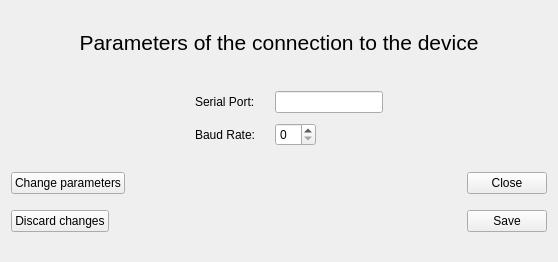
This is src/gui_pkg/include/gui_pkg/connection_setting.ui in cristianbass01/GUI_robotic_exoskeleton as Qt 5 draws it before an edit. The edited form follows.
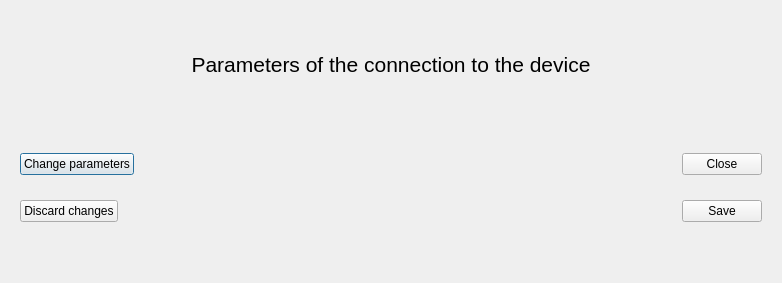
This is the edited form.

Patch:
```diff
--- a/src/gui_pkg/include/gui_pkg/connection_setting.ui
+++ b/src/gui_pkg/include/gui_pkg/connection_setting.ui
@@ -1,13 +1,13 @@
 <?xml version="1.0" encoding="UTF-8"?>
 <ui version="4.0">
- <class>connectionSetting</class>
- <widget class="QWidget" name="connectionSetting">
+ <class>ConnectionSetting</class>
+ <widget class="QDialog" name="ConnectionSetting">
   <property name="geometry">
    <rect>
     <x>0</x>
     <y>0</y>
-    <width>558</width>
-    <height>262</height>
+    <width>782</width>
+    <height>283</height>
    </rect>
   </property>
   <property name="windowTitle">
@@ -79,43 +79,10 @@
      <property name="bottomMargin">
       <number>10</number>
      </property>
-     <item row="0" column="0">
-      <widget class="QLabel" name="paramLabel">
-       <property name="text">
-        <string>Serial Port:</string>
-       </property>
-      </widget>
-     </item>
-     <item row="0" column="1">
-      <widget class="QLineEdit" name="portLineEdit">
-       <property name="sizePolicy">
-        <sizepolicy hsizetype="Fixed" vsizetype="Fixed">
-         <horstretch>0</horstretch>
-         <verstretch>0</verstretch>
-        </sizepolicy>
-       </property>
-      </widget>
-     </item>
-     <item row="1" column="0">
-      <widget class="QLabel" name="paramLabel_2">
-       <property name="text">
-        <string>Baud Rate:</string>
-       </property>
-      </widget>
-     </item>
-     <item row="1" column="1">
-      <widget class="QSpinBox" name="baudSpinBox">
-       <property name="sizePolicy">
-        <sizepolicy hsizetype="Fixed" vsizetype="Fixed">
-         <horstretch>0</horstretch>
-         <verstretch>0</verstretch>
-        </sizepolicy>
-       </property>
-      </widget>
-     </item>
     </layout>
    </item>
    <item>
+    <widget class="QFrame" name="viewPage">
     <layout class="QHBoxLayout" name="view_params">
      <property name="topMargin">
       <number>10</number>
@@ -148,8 +115,10 @@
       </widget>
      </item>
     </layout>
+    </widget>
    </item>
    <item>
+    <widget class="QFrame" name="changePage">
     <layout class="QHBoxLayout" name="change_params">
      <property name="topMargin">
       <number>10</number>
@@ -182,6 +151,7 @@
       </widget>
      </item>
     </layout>
+    </widget>
    </item>
    <item>
     <spacer name="verticalSpacer_3">
```
Left out of the diff: 8 changed lines with no effect on the pictures. Lines whose indentation alone changed are shown as unchanged.
